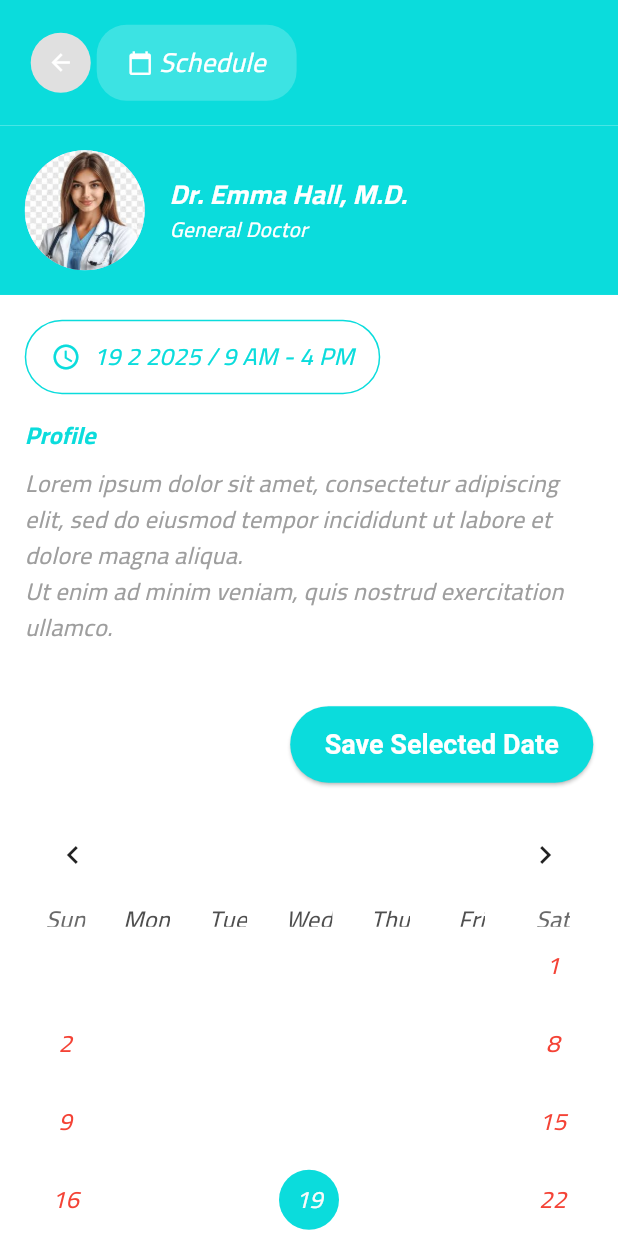
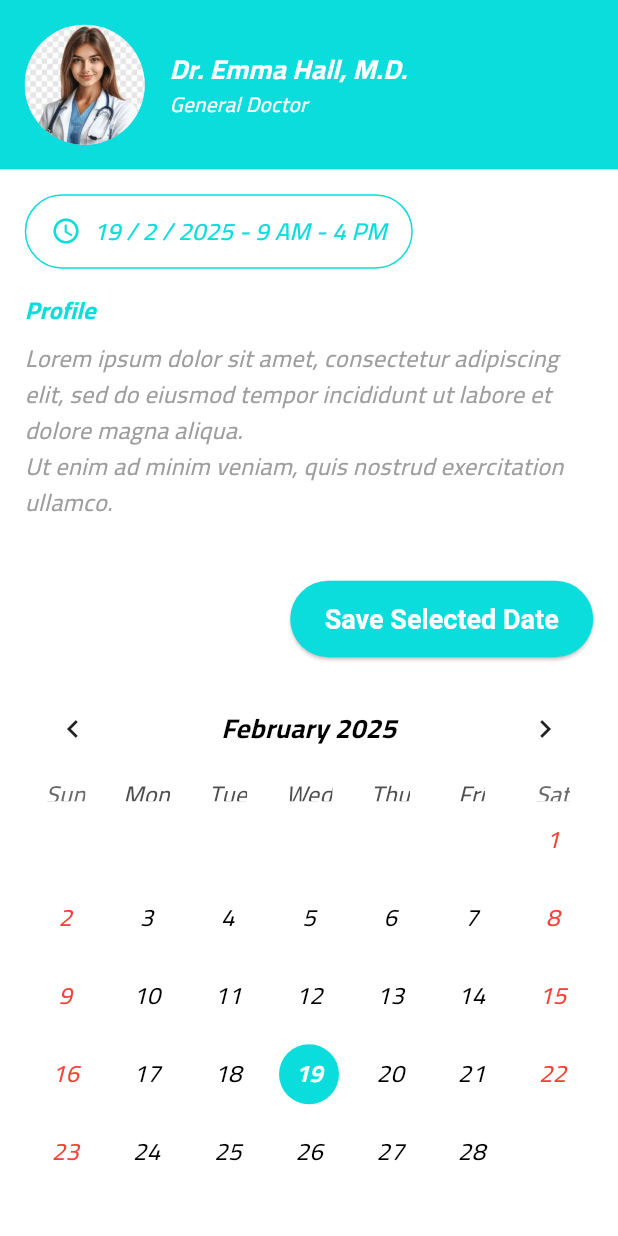
Before and after one commit to Abdalrahman1723/Health-care-management-app, a Flutter app: the DoctorsInfo screen opened directly, after a tap on "Save Selected Date", on a phone screen of 412 x 824 dp. Run offline on Flutter 3.47's test engine with Material 3 defaults, Android fonts, the phone set to English and light mode, and no system bars; drawn by our look-alikes of table_calendar; our stand-ins replace bloc, dartz, device_preview, equatable, flutter_screenutil, flutter_svg and 2 more; missing offline and left inert: calendar_day_slot_navigator.

```diff
--- a/lib/features/Info/presentation/views/doctors_info_view.dart
+++ b/lib/features/Info/presentation/views/doctors_info_view.dart
@@ -50,7 +50,10 @@ class _DoctorsInfoState extends State<DoctorsInfo> {
   // Method to update selected date and time
   void _saveSelectedDate() {
     setState(() {
-      _selectedDateText = '${_selectedDayString} / 9 AM - 4 PM'; // Update with selected day and time
+      if (_selectedDay != null) {
+        _selectedDateText =
+        '${_selectedDay!.day} / ${_selectedDay!.month} / ${_selectedDay!.year} - 9 AM - 4 PM';
+      }
     });
   }
 
@@ -66,37 +69,7 @@ class _DoctorsInfoState extends State<DoctorsInfo> {
           child: Column(
             crossAxisAlignment: CrossAxisAlignment.start,
             children: [
-              // 🔹 AppBar (شريط التطبيق)
-              Container(
-                padding: EdgeInsets.all(screenWidth * 0.04),
-                color: const Color(0xFF0BDCDC),
-                child: Row(
-                  children: [
-                    IconButton(
-                      icon: const Icon(Icons.arrow_back, color: Colors.white),
-                      onPressed: () => Navigator.pop(context),
-                    ),
-                    Container(
-                      padding: EdgeInsets.symmetric(
-                          horizontal: screenWidth * 0.05, vertical: screenHeight * 0.015),
-                      decoration: BoxDecoration(
-                        color: Colors.white.withOpacity(0.2),
-                        borderRadius: BorderRadius.circular(20),
-                      ),
-                      child: const Row(
-                        children: [
-                          Icon(Icons.calendar_today, color: Colors.white, size: 17),
-                          SizedBox(width: 4),
-                          Text(
-                            'Schedule',
-                            style: TextStyle(color: Colors.white, fontSize: 18),
-                          ),
-                        ],
-                      ),
-                    ),
-                  ],
-                ),
-              ),
+              // 🔹 AppBar
 
               // 🔹 Doctor Info Card
               Container(
@@ -219,39 +192,42 @@ class _DoctorsInfoState extends State<DoctorsInfo> {
                       focusedDay: _focusedDay,
                       calendarFormat: _calendarFormat,
                       selectedDayPredicate: (day) {
-                        return isSameDay(_selectedDay, day);
+                        return isSameDay(_selectedDay, day); // تأكد من عدم إبقاء اللون على اليوم القديم
                       },
                       onDaySelected: (selectedDay, focusedDay) {
                         setState(() {
-                          if (!focusedDay.isAfter(_lastDay)) {
-                            _selectedDay = selectedDay;
-                            _focusedDay = focusedDay;
-                            _updateDateInfo(selectedDay);  // Update date info
-                          }
-                        });
-                      },
-                      onFormatChanged: (format) {
-                        setState(() {
-                          _calendarFormat = format;
+                          _selectedDay = selectedDay;
+                          _focusedDay = focusedDay;
                         });
                       },
                       calendarStyle: CalendarStyle(
+                        defaultTextStyle: const TextStyle(color: Colors.black), // لون النص الأساسي
+                        weekendTextStyle: const TextStyle(color: Colors.red), // لون نص عطلة نهاية الأسبوع
+                        selectedTextStyle: const TextStyle(color: Colors.white, fontWeight: FontWeight.bold), // لون النص عند التحديد
+                        todayTextStyle: const TextStyle(color: Colors.black, fontWeight: FontWeight.bold), // لون اليوم الحالي
                         selectedDecoration: const BoxDecoration(
-                          color: Color(0xFF0BDCDC),
+                          color: Color(0xFF0BDCDC), // لون خلفية اليوم المحدد
                           shape: BoxShape.circle,
                         ),
                         todayDecoration: BoxDecoration(
-                          color: const Color(0xFF0BDCDC).withOpacity(0.5),
+                          color: const Color(0xFF0BDCDC).withOpacity(0.3), // لون اليوم الحالي
                           shape: BoxShape.circle,
                         ),
-                        weekendTextStyle: const TextStyle(color: Colors.red),
-                        outsideDaysVisible: false,
+                        outsideDaysVisible: false, // إخفاء الأيام خارج الشهر
                       ),
                       headerStyle: const HeaderStyle(
                         formatButtonVisible: false,
                         titleCentered: true,
+                        titleTextStyle: TextStyle(
+                          color: Colors.black,
+                          fontSize: 18,
+                          fontWeight: FontWeight.bold,
+                        ),
                       ),
                     ),
+
+
+
 
                     // 🔹 Display Selected Date Info
                     const SizedBox(height: 20),
```
Also changed, not shown: lib/features/all_appointement_upcoming/presentation/views/all_appointment_upcoming_view.dart (+27 -2 lines), lib/features/all_appointment_cancelled/presentation/views/all_appointment_cancelled_view.dart (+4 -54 lines), lib/features/appointment_details/presentation/views/all_appointment_details_view.dart (added, +291 -0 lines), lib/features/appointment_details/presentation/widgets/all_appointment_details_widget.dart (added, +13 -0 lines), lib/features/login/presentation/views/login_view.dart (+12 -0 lines).
